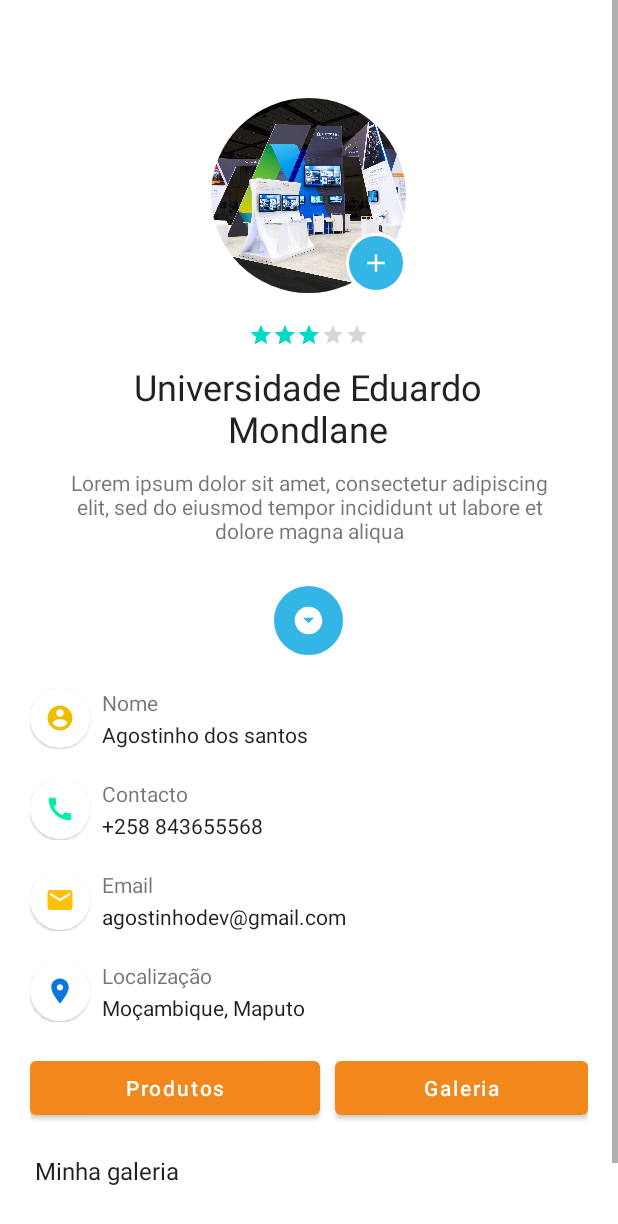
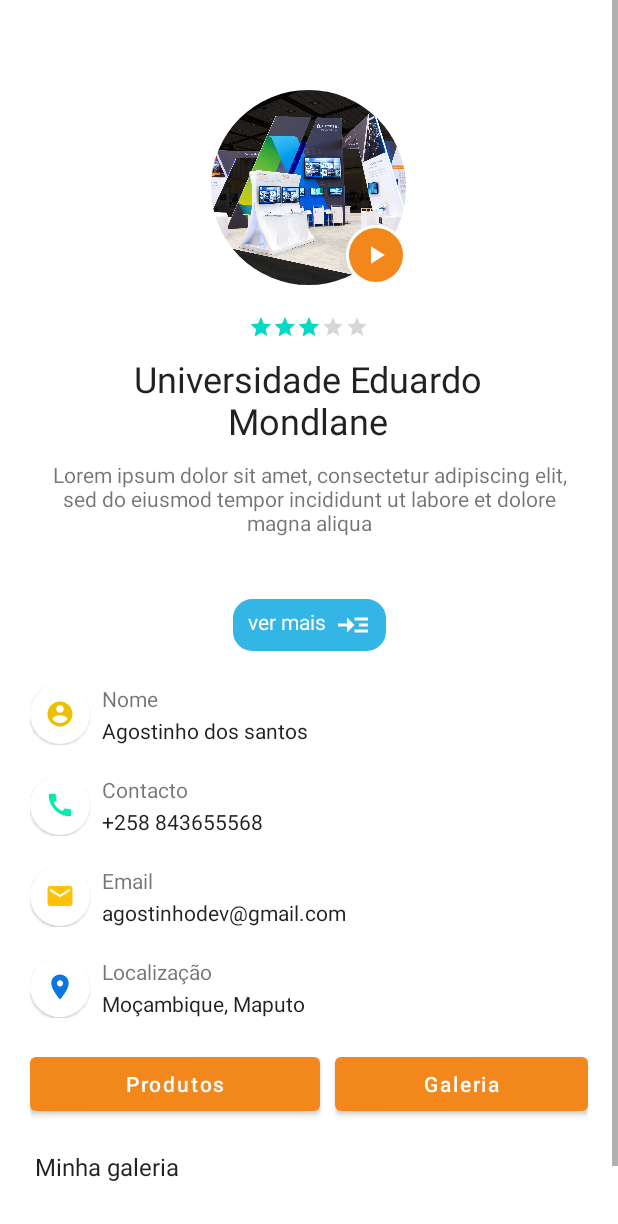
Before and after one commit to Agostinhodossantos/educa-movel, an Android app: the ExhibitorActivity screen opened directly, with no data from a screen before it, on a phone screen of 412 x 824 dp. Shown: the top 1224 px of the screen. Run offline under Robolectric (Android 15) with nearby library versions, the phone set to English and light mode, and no system bars; our stand-ins replace CircleImageView.

Commit message:
improve profile

```diff
--- a/app/build.gradle
+++ b/app/build.gradle
@@ -44,6 +44,7 @@
     implementation 'com.makeramen:roundedimageview:2.3.0'
     implementation 'com.squareup.picasso:picasso:2.71828'
     implementation 'me.relex:circleindicator:2.1.6'
+    implementation 'com.pierfrancescosoffritti.androidyoutubeplayer:core:10.0.5'
     testImplementation 'junit:junit:4.+'
     androidTestImplementation 'androidx.test.ext:junit:1.1.3'
     androidTestImplementation 'androidx.test.espresso:espresso-core:3.4.0'
--- a/app/src/main/res/drawable/bg_color_oval.xml
+++ b/app/src/main/res/drawable/bg_color_oval.xml
@@ -1,7 +1,7 @@
 <?xml version="1.0" encoding="utf-8"?>
 <shape android:shape="oval" xmlns:android="http://schemas.android.com/apk/res/android">
 
-        <solid android:color="@android:color/holo_blue_light"/>
+        <solid android:color="@color/purple_500"/>
         <stroke android:color="@android:color/white"
             android:width="2dp"/>
 
--- /dev/null
+++ b/app/src/main/res/drawable/bg_more.xml
@@ -0,0 +1,9 @@
+<?xml version="1.0" encoding="utf-8"?>
+<shape android:shape="rectangle" xmlns:android="http://schemas.android.com/apk/res/android">
+
+        <solid android:color="@android:color/holo_blue_light"/>
+        <stroke android:color="@android:color/white"
+            android:width="2dp"/>
+        <corners android:radius="14dp" />
+
+</shape>
--- /dev/null
+++ b/app/src/main/res/drawable/ic_baseline_play_arrow_24.xml
@@ -0,0 +1,5 @@
+<vector android:height="24dp" android:tint="#FFFFFF"
+    android:viewportHeight="24" android:viewportWidth="24"
+    android:width="24dp" xmlns:android="http://schemas.android.com/apk/res/android">
+    <path android:fillColor="@android:color/white" android:pathData="M8,5v14l11,-7z"/>
+</vector>
--- /dev/null
+++ b/app/src/main/res/drawable/ic_baseline_read_more_24.xml
@@ -0,0 +1,8 @@
+<vector android:autoMirrored="true" android:height="24dp"
+    android:tint="#FFFFFF" android:viewportHeight="24"
+    android:viewportWidth="24" android:width="24dp" xmlns:android="http://schemas.android.com/apk/res/android">
+    <path android:fillColor="@android:color/white" android:pathData="M13,7h9v2h-9z"/>
+    <path android:fillColor="@android:color/white" android:pathData="M13,15h9v2h-9z"/>
+    <path android:fillColor="@android:color/white" android:pathData="M16,11h6v2h-6z"/>
+    <path android:fillColor="@android:color/white" android:pathData="M13,12l-5,-5l0,4l-6,0l0,2l6,0l0,4z"/>
+</vector>
--- a/app/src/main/res/layout/activity_exhibitor.xml
+++ b/app/src/main/res/layout/activity_exhibitor.xml
@@ -14,24 +14,34 @@
             android:layout_width="match_parent"
             android:layout_height="match_parent">
 
-            <RelativeLayout
+
+
+
+            <androidx.constraintlayout.widget.ConstraintLayout
                 android:layout_width="match_parent"
                 android:layout_height="wrap_content">
 
 
                 <LinearLayout
+                    android:id="@+id/linearLayout"
                     android:layout_width="match_parent"
-                    android:layout_height="wrap_content">
+                    android:layout_height="wrap_content"
+                    app:layout_constraintEnd_toEndOf="parent"
+                    app:layout_constraintStart_toStartOf="parent"
+                    app:layout_constraintTop_toTopOf="parent">
+
+
                     <androidx.cardview.widget.CardView
-                        android:layout_margin="25dp"
+                        android:id="@+id/card"
                         android:layout_width="match_parent"
-                        app:cardCornerRadius="10dp"
+                        android:layout_height="wrap_content"
+                        android:layout_margin="20dp"
                         android:elevation="4dp"
-                        android:layout_height="wrap_content">
+                        app:cardCornerRadius="10dp">
 
                         <LinearLayout
                             android:layout_width="match_parent"
-                            android:layout_height="wrap_content"
+                            android:layout_height="396dp"
                             android:gravity="center_horizontal"
                             android:orientation="vertical">
 
@@ -59,7 +69,7 @@
                                     android:layout_marginBottom="20dp"
                                     android:background="@drawable/bg_color_oval"
                                     android:padding="10dp"
-                                    android:src="@drawable/ic_baseline_add_24" />
+                                    android:src="@drawable/ic_baseline_play_arrow_24" />
                             </RelativeLayout>
 
                             <RatingBar
@@ -96,27 +106,35 @@
                     </androidx.cardview.widget.CardView>
                 </LinearLayout>
 
-<!--                <TextView-->
-<!--                    android:layout_width="wrap_content"-->
-<!--                    android:layout_height="wrap_content"-->
-<!--                    android:text="Ler mais"-->
-<!--                    android:layout_alignParentBottom="true"-->
-<!--                    android:layout_centerHorizontal="true"-->
-<!--                    android:background="@drawable/bg_color_oval"-->
+                <!--                <ImageView-->
+                <!--                    android:id="@+id/img_edit"-->
+                <!--                    android:layout_width="50dp"-->
+                <!--                    android:layout_height="50dp"-->
+                <!--                    android:layout_alignParentBottom="true"-->
+                <!--                    android:layout_centerHorizontal="true"-->
+                <!--                    android:background="@drawable/bg_color_oval"-->
+                <!--                    android:padding="14dp"-->
+                <!--                    android:src="@drawable/ic_baseline_arrow_drop_down_circle_24" />-->
 
-<!--                    />-->
 
-                <ImageView
+                <TextView
                     android:id="@+id/img_edit"
-                    android:layout_width="50dp"
-                    android:layout_height="50dp"
-                    android:layout_alignParentBottom="true"
-                    android:layout_centerHorizontal="true"
-                    android:background="@drawable/bg_color_oval"
-                    android:padding="14dp"
-                    android:src="@drawable/ic_baseline_arrow_drop_down_circle_24" />
+                    android:layout_width="wrap_content"
+                    android:layout_height="wrap_content"
+                    android:background="@drawable/bg_more"
+                    android:drawableEnd="@drawable/ic_baseline_read_more_24"
+                    android:drawablePadding="6dp"
+                    android:paddingStart="12dp"
+                    android:paddingTop="7dp"
+                    android:paddingEnd="12dp"
+                    android:paddingBottom="7dp"
+                    android:text="ver mais"
+                    android:textColor="@android:color/white"
+                    app:layout_constraintBottom_toBottomOf="parent"
+                    app:layout_constraintEnd_toEndOf="parent"
+                    app:layout_constraintStart_toStartOf="parent" />
 
-            </RelativeLayout>
+            </androidx.constraintlayout.widget.ConstraintLayout>
 
 
 
```
